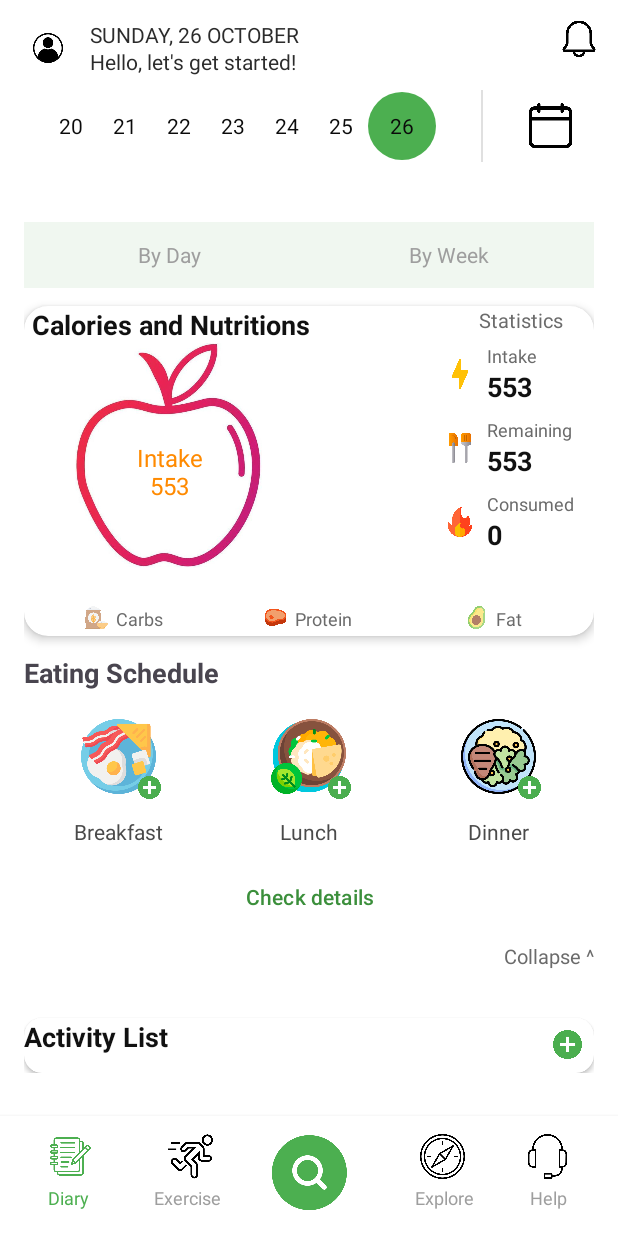
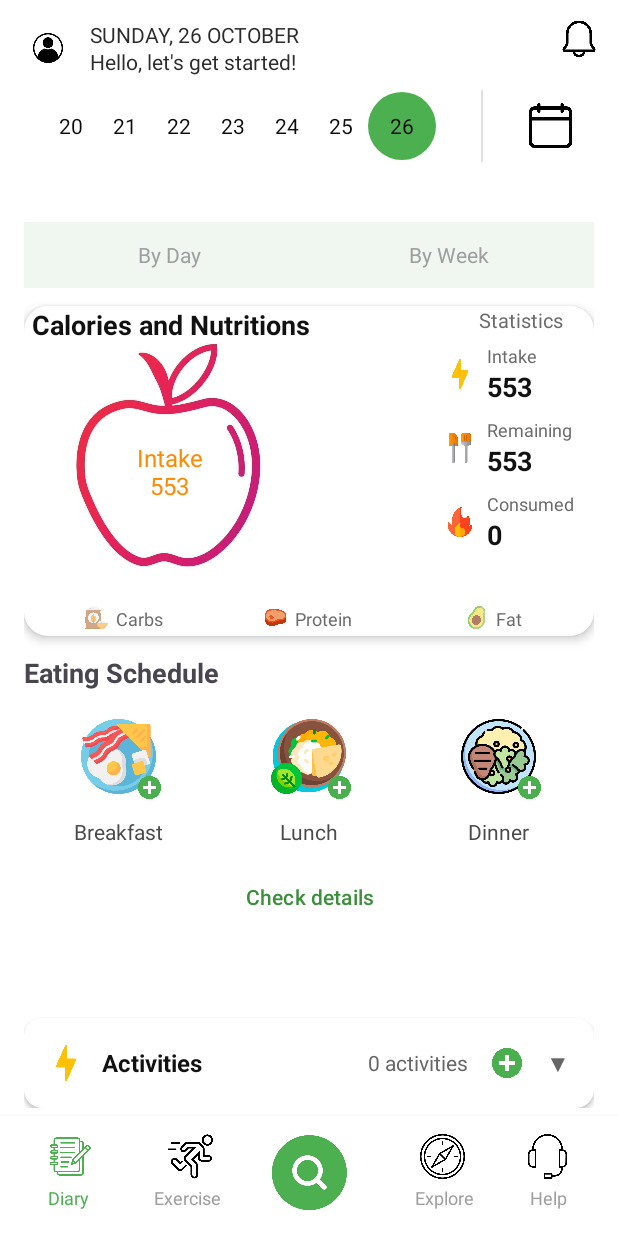
Before and after one commit to LanCute2212/FeAPP, an Android app: the screen it shows after launch (HomePageActivity), on a phone screen of 412 x 824 dp. Run offline under Robolectric (Android 15) with nearby library versions, the phone set to English and light mode, and no system bars.

Commit message:
update activity log

```diff
--- a/app/src/main/java/com/example/caloriesapp/FoodTrackingActivity.java
+++ b/app/src/main/java/com/example/caloriesapp/FoodTrackingActivity.java
@@ -2,8 +2,6 @@ package com.example.caloriesapp;
 
 import android.content.Intent;
 import android.os.Bundle;
-import android.view.View;
-import android.widget.ImageView;
 import android.widget.LinearLayout;
 import android.widget.TextView;
 import android.widget.Toast;
@@ -187,7 +185,8 @@ public class FoodTrackingActivity extends AppCompatActivity {
     updateNutritionSummary();
 
     // Show success message
-        Toast.makeText(this, "Added " + food.getName() + " to " + currentMealType, Toast.LENGTH_SHORT).show();
+    Toast.makeText(this, "Added " + food.getName() + " to " + currentMealType, Toast.LENGTH_SHORT)
+        .show();
   }
 
   private void updateNutritionSummary() {
--- a/app/src/main/java/com/example/caloriesapp/HomePageActivity.java
+++ b/app/src/main/java/com/example/caloriesapp/HomePageActivity.java
@@ -55,10 +55,16 @@ public class HomePageActivity extends AppCompatActivity {
       startActivity(intent);
     });
 
-    findViewById(R.id.add_activity).setOnClickListener(v -> {
-      Intent intent = new Intent(HomePageActivity.this, ListActivity.class);
-      startActivityForResult(intent, LIST_ACTIVITY_REQUEST_CODE);
-    });
+    setupCollapsibleActivityHeader();
+
+    // Setup add activity button
+    View addActivityButton = findViewById(R.id.add_activity);
+    if (addActivityButton != null) {
+      addActivityButton.setOnClickListener(v -> {
+        Intent intent = new Intent(HomePageActivity.this, ListActivity.class);
+        startActivityForResult(intent, LIST_ACTIVITY_REQUEST_CODE);
+      });
+    }
 
     findViewById(R.id.btn_xem_chi_tiet).setOnClickListener(v -> {
       Intent intent = new Intent(HomePageActivity.this, MealDetailsActivity.class);
@@ -95,7 +101,7 @@ public class HomePageActivity extends AppCompatActivity {
     if (requestCode == LIST_ACTIVITY_REQUEST_CODE && resultCode == RESULT_OK && data != null) {
       String activityName = data.getStringExtra("activity_name");
       String duration = data.getStringExtra("duration");
-      Double calories = (double) data.getIntExtra("calories", 0);
+      Double calories = data.getDoubleExtra("calories", 0);
       int iconResource = data.getIntExtra("icon_resource", R.drawable.ic_lightning);
       String intensity = data.getStringExtra("intensity");
       String distance = data.getStringExtra("distance");
@@ -125,6 +131,9 @@ public class HomePageActivity extends AppCompatActivity {
         Toast.makeText(this, "Added " + activityName + " to your activities", Toast.LENGTH_SHORT)
             .show();
       }
+
+      // Update summary stats after adding/updating activities
+      updateSummaryStats();
     }
   }
 
@@ -180,6 +189,8 @@ public class HomePageActivity extends AppCompatActivity {
       public void onSwiped(@NonNull RecyclerView.ViewHolder viewHolder, int direction) {
         int position = viewHolder.getAdapterPosition();
         activityAdapter.removeActivity(position);
+        // Update summary stats after removing activity
+        updateSummaryStats();
       }
     };
 
@@ -267,4 +278,76 @@ public class HomePageActivity extends AppCompatActivity {
       default: return "TODAY";
     }
   }
+
+  private void setupCollapsibleActivityHeader() {
+    View headerContainer = findViewById(R.id.activity_header_container);
+    View summaryStatsLayout = findViewById(R.id.summary_stats_layout);
+    RecyclerView activitiesRecyclerView = findViewById(R.id.activities_recycler_view);
+    TextView expandCollapseArrow = findViewById(R.id.expand_collapse_arrow);
+
+    final boolean[] isExpanded = {false};
+
+    if (headerContainer != null) {
+      headerContainer.setOnClickListener(v -> {
+        isExpanded[0] = !isExpanded[0];
+
+        if (isExpanded[0]) {
+          // Expand: show activities list and summary
+          if (activitiesRecyclerView != null) {
+            activitiesRecyclerView.setVisibility(View.VISIBLE);
+          }
+          if (expandCollapseArrow != null) {
+            expandCollapseArrow.setText("▲");
+          }
+          if (summaryStatsLayout != null) {
+            summaryStatsLayout.setVisibility(View.VISIBLE);
+          }
+        } else {
+          // Collapse: hide activities list and summary
+          if (activitiesRecyclerView != null) {
+            activitiesRecyclerView.setVisibility(View.GONE);
+          }
+          if (expandCollapseArrow != null) {
+            expandCollapseArrow.setText("▼");
+          }
+          if (summaryStatsLayout != null) {
+            summaryStatsLayout.setVisibility(View.GONE);
+          }
+        }
+      });
+    }
+
+    updateSummaryStats();
+  }
+
+  private void updateSummaryStats() {
+    TextView totalActivitiesCount = findViewById(R.id.total_activities_count);
+    TextView totalCalories = findViewById(R.id.total_calories);
+    TextView totalDuration = findViewById(R.id.total_duration);
+    TextView activitySummaryText = findViewById(R.id.activity_summary_text);
+
+    if (totalActivitiesCount == null || activityList == null) {
+      return;
+    }
+
+    int activityCount = activityList.size();
+    double totalCal = 0;
+    int totalMinutes = 0;
+
+    for (ActivityItem activity : activityList) {
+      totalCal += activity.getCalories();
+      String duration = activity.getDuration();
+      String durationNum = duration.replaceAll("\\D+", "");
+      if (!durationNum.isEmpty()) {
+        totalMinutes += Integer.parseInt(durationNum);
+      }
+    }
+
+    totalActivitiesCount.setText(String.valueOf(activityCount));
+    totalCalories.setText(String.format("%.0f", totalCal));
+    totalDuration.setText(totalMinutes + " min");
+    if (activitySummaryText != null) {
+      activitySummaryText.setText(activityCount + " activities");
+    }
+  }
 }
--- a/app/src/main/java/com/example/caloriesapp/ListActivity.java
+++ b/app/src/main/java/com/example/caloriesapp/ListActivity.java
@@ -31,7 +31,7 @@ import retrofit2.converter.gson.GsonConverterFactory;
 
 public class ListActivity extends AppCompatActivity {
     private ActivityAdapter activityAdapter;
-    private static final String BASE_URL = "http://10.0.2.2:8081/";
+    private static final String BASE_URL = "http://localhost:8081/";
     @Override
     protected void onCreate(Bundle savedInstanceState) {
         super.onCreate(savedInstanceState);
@@ -127,7 +127,7 @@ public class ListActivity extends AppCompatActivity {
                 if (response.isSuccessful() && response.body() != null) {
                     BaseResponse<ActivityLogResponse> baseResponse = response.body();
                     if (!baseResponse.isError() && baseResponse.getData() != null) {
-                        int caloriesBurned = baseResponse.getData().getCaloriesBurned();
+                        double caloriesBurned = baseResponse.getData().getCaloriesBurned();
                         Log.d("API", "Activity log created successfully. Calories burned: " + caloriesBurned);
 
                         updateActivityWithServerCalories(activity, duration, caloriesBurned, position);
@@ -252,6 +252,7 @@ public class ListActivity extends AppCompatActivity {
 
                 LogActivityRequest request = new LogActivityRequest();
                 request.setUserId(1);
+                request.setActivityId(position+1);
                 request.setDurationInMinutes(durationMinutes);
 
                 createActivityLog(request, durationMinutes, activity, position);
@@ -267,11 +268,11 @@ public class ListActivity extends AppCompatActivity {
         Log.d("DialogDebug", "Dialog shown successfully");
     }
 
-    private void updateActivityWithServerCalories(ActivityItem activity, int durationMinutes, int caloriesBurned, int position) {
+    private void updateActivityWithServerCalories(ActivityItem activity, int durationMinutes, double caloriesBurned, int position) {
         ActivityItem updatedActivity = new ActivityItem(
             activity.getName(),
             durationMinutes + " minutes",
-                (double) caloriesBurned,
+                 caloriesBurned,
             activity.getIconResource(),
             activity.getIntensity(),
             activity.getDistance(),
@@ -283,7 +284,7 @@ public class ListActivity extends AppCompatActivity {
         Intent resultIntent = new Intent();
         resultIntent.putExtra("activity_name", updatedActivity.getName());
         resultIntent.putExtra("duration", updatedActivity.getDuration());
-        resultIntent.putExtra("calories", updatedActivity.getCalories());
+        resultIntent.putExtra("calories", updatedActivity.getCalories().doubleValue());
         resultIntent.putExtra("icon_resource", updatedActivity.getIconResource());
         resultIntent.putExtra("intensity", updatedActivity.getIntensity());
         resultIntent.putExtra("distance", updatedActivity.getDistance());
@@ -314,7 +315,7 @@ public class ListActivity extends AppCompatActivity {
         Intent resultIntent = new Intent();
         resultIntent.putExtra("activity_name", updatedActivity.getName());
         resultIntent.putExtra("duration", updatedActivity.getDuration());
-        resultIntent.putExtra("calories", updatedActivity.getCalories());
+        resultIntent.putExtra("calories", updatedActivity.getCalories().doubleValue());
         resultIntent.putExtra("icon_resource", updatedActivity.getIconResource());
         resultIntent.putExtra("intensity", updatedActivity.getIntensity());
         resultIntent.putExtra("distance", updatedActivity.getDistance());
--- a/app/src/main/java/com/example/caloriesapp/MealDetailsActivity.java
+++ b/app/src/main/java/com/example/caloriesapp/MealDetailsActivity.java
@@ -2,7 +2,6 @@ package com.example.caloriesapp;
 
 import android.os.Bundle;
 import android.view.View;
-import android.widget.ImageView;
 import android.widget.TextView;
 import android.widget.Toast;
 import androidx.appcompat.app.AppCompatActivity;
--- a/app/src/main/java/com/example/caloriesapp/dto/response/ActivityLogResponse.java
+++ b/app/src/main/java/com/example/caloriesapp/dto/response/ActivityLogResponse.java
@@ -9,7 +9,7 @@ public class ActivityLogResponse {
     private int logId;
     private int durationMinutes;
     private String logDate;
-    private int caloriesBurned;
+    private double caloriesBurned;
 
     public ActivityDto getActivityDto() {
         return activityDto;
@@ -51,11 +51,11 @@ public class ActivityLogResponse {
         this.logDate = logDate;
     }
 
-    public int getCaloriesBurned() {
+    public double getCaloriesBurned() {
         return caloriesBurned;
     }
 
-    public void setCaloriesBurned(int caloriesBurned) {
+    public void setCaloriesBurned(double caloriesBurned) {
         this.caloriesBurned = caloriesBurned;
     }
 }
--- a/app/src/main/java/com/example/caloriesapp/model/ActivityItem.java
+++ b/app/src/main/java/com/example/caloriesapp/model/ActivityItem.java
@@ -83,6 +83,7 @@ public class ActivityItem {
   }
 
   public String getSummary() {
-    return duration + " • " + calories + " kcal";
+    String caloriesFormatted = String.format("%.1f", calories != null ? calories : 0);
+    return duration + " • " + caloriesFormatted + " kcal";
   }
 }
--- a/app/src/main/res/layout/activity_homepage.xml
+++ b/app/src/main/res/layout/activity_homepage.xml
@@ -480,7 +480,6 @@
             android:id="@+id/collapse"
             android:layout_width="wrap_content"
             android:layout_height="wrap_content"
-            android:text="Collapse ^"
             android:textColor="#6B6B6B"
             android:textSize="13sp"
             app:layout_constraintTop_toBottomOf="@id/btn_xem_chi_tiet"
@@ -512,48 +511,28 @@
             app:cardElevation="2dp"
             app:layout_constraintTop_toBottomOf="@id/quick_add_row"
             app:layout_constraintStart_toStartOf="parent"
-            app:layout_constraintEnd_toEndOf="parent"
-            android:padding="16dp">
+            app:layout_constraintEnd_toEndOf="parent">
 
-            <androidx.constraintlayout.widget.ConstraintLayout
+            <LinearLayout
                 android:layout_width="match_parent"
-                android:layout_height="wrap_content">
+                android:layout_height="wrap_content"
+                android:orientation="vertical">
 
-                <TextView
-                    android:id="@+id/title_activity_list"
-                    android:layout_width="wrap_content"
-                    android:layout_height="wrap_content"
-                    android:text="Activity List"
-                    android:textSize="18sp"
-                    android:textStyle="bold"
-                    android:textColor="#111111"
-                    app:layout_constraintTop_toTopOf="parent"
-                    app:layout_constraintStart_toStartOf="parent"/>
+                <!-- Include the collapsible header -->
+                <include
+                    android:id="@+id/activity_header"
+                    layout="@layout/activity_summary_header"/>
 
-                <ImageView
-                    android:id="@+id/add_activity"
-                    android:layout_width="35dp"
-                    android:layout_height="35dp"
-                    android:src="@drawable/ic_add"
-                    android:contentDescription="Add activity"
-                    android:background="?android:attr/selectableItemBackground"
-                    android:padding="8dp"
-                    app:layout_constraintTop_toTopOf="parent"
-                    app:layout_constraintEnd_toEndOf="parent"/>
-
-
-                <!-- RecyclerView for Activities -->
+                <!-- RecyclerView for Activities (initially hidden) -->
                 <androidx.recyclerview.widget.RecyclerView
                     android:id="@+id/activities_recycler_view"
-                    android:layout_width="0dp"
+                    android:layout_width="match_parent"
                     android:layout_height="wrap_content"
-                    android:layout_marginTop="12dp"
-                    app:layout_constraintTop_toBottomOf="@id/title_activity_list"
-                    app:layout_constraintStart_toStartOf="parent"
-                    app:layout_constraintEnd_toEndOf="parent"
+                    android:padding="16dp"
+                    android:visibility="gone"
                     android:nestedScrollingEnabled="false"/>
 
-            </androidx.constraintlayout.widget.ConstraintLayout>
+            </LinearLayout>
 
         </androidx.cardview.widget.CardView>
 
--- /dev/null
+++ b/app/src/main/res/layout/activity_summary_header.xml
@@ -0,0 +1,147 @@
+<?xml version="1.0" encoding="utf-8"?>
+<LinearLayout xmlns:android="http://schemas.android.com/apk/res/android"
+    android:layout_width="match_parent"
+    android:layout_height="wrap_content"
+    android:orientation="vertical">
+
+    <LinearLayout
+        android:id="@+id/activity_header_container"
+        android:layout_width="match_parent"
+        android:layout_height="wrap_content"
+        android:orientation="horizontal"
+        android:gravity="center_vertical"
+        android:padding="16dp"
+        android:clickable="true"
+        android:focusable="true"
+        android:background="?android:attr/selectableItemBackground">
+
+        <ImageView
+            android:id="@+id/activity_header_icon"
+            android:layout_width="24dp"
+            android:layout_height="24dp"
+            android:src="@drawable/ic_lightning"
+            android:contentDescription="activities icon"/>
+
+        <TextView
+            android:id="@+id/activity_header_title"
+            android:layout_width="0dp"
+            android:layout_height="wrap_content"
+            android:layout_weight="1"
+            android:text="Activities"
+            android:textSize="16sp"
+            android:textStyle="bold"
+            android:textColor="#111111"
+            android:layout_marginStart="12dp"/>
+
+        <TextView
+            android:id="@+id/activity_summary_text"
+            android:layout_width="wrap_content"
+            android:layout_height="wrap_content"
+            android:text="0 activities"
+            android:textSize="14sp"
+            android:textColor="#666666"/>
+
+        <ImageView
+            android:id="@+id/add_activity"
+            android:layout_width="28dp"
+            android:layout_height="28dp"
+            android:src="@drawable/ic_add"
+            android:contentDescription="Add activity"
+            android:layout_marginStart="12dp"
+            android:background="?android:attr/selectableItemBackground"
+            android:padding="4dp"/>
+
+        <TextView
+            android:id="@+id/expand_collapse_arrow"
+            android:layout_width="wrap_content"
+            android:layout_height="wrap_content"
+            android:text="▼"
+            android:textSize="16sp"
+            android:textColor="#666666"
+            android:layout_marginStart="12dp"/>
+    </LinearLayout>
+
+    <!-- Summary Stats -->
+    <LinearLayout
+        android:id="@+id/summary_stats_layout"
+        android:layout_width="match_parent"
+        android:layout_height="wrap_content"
+        android:orientation="horizontal"
+        android:background="#F8F9FA"
+        android:padding="12dp"
+        android:visibility="gone">
+
+        <LinearLayout
+            android:layout_width="0dp"
+            android:layout_weight="1"
+            android:layout_height="wrap_content"
+            android:orientation="vertical"
+            android:gravity="center">
+
+            <TextView
+                android:id="@+id/total_activities_count"
+                android:layout_width="wrap_content"
+                android:layout_height="wrap_content"
+                android:text="0"
+                android:textSize="24sp"
+                android:textStyle="bold"
+                android:textColor="#4CAF50"/>
+
+            <TextView
+                android:layout_width="wrap_content"
+                android:layout_height="wrap_content"
+                android:text="Activities"
+                android:textSize="12sp"
+                android:textColor="#666666"/>
+        </LinearLayout>
+
+        <LinearLayout
+            android:layout_width="0dp"
+            android:layout_weight="1"
+            android:layout_height="wrap_content"
+            android:orientation="vertical"
+            android:gravity="center">
+
+            <TextView
+                android:id="@+id/total_calories"
+                android:layout_width="wrap_content"
+                android:layout_height="wrap_content"
+                android:text="0"
+                android:textSize="24sp"
+                android:textStyle="bold"
+                android:textColor="#FF8A00"/>
+
+            <TextView
+                android:layout_width="wrap_content"
+                android:layout_height="wrap_content"
+                android:text="kcal"
+                android:textSize="12sp"
+                android:textColor="#666666"/>
+        </LinearLayout>
+
+        <LinearLayout
+            android:layout_width="0dp"
+            android:layout_weight="1"
+            android:layout_height="wrap_content"
+            android:orientation="vertical"
+            android:gravity="center">
+
+            <TextView
+                android:id="@+id/total_duration"
+                android:layout_width="wrap_content"
+                android:layout_height="wrap_content"
+                android:text="0 min"
+                android:textSize="24sp"
+                android:textStyle="bold"
+                android:textColor="#2196F3"/>
+
+            <TextView
+                android:layout_width="wrap_content"
+                android:layout_height="wrap_content"
+                android:text="Duration"
+                android:textSize="12sp"
+                android:textColor="#666666"/>
+        </LinearLayout>
+    </LinearLayout>
+
+</LinearLayout>
```
Also changed, not shown: app/src/main/java/com/example/caloriesapp/adapter/MealDetailAdapter.java (line endings or trailing spaces), app/src/main/java/com/example/caloriesapp/util/MealDataManager.java (line endings or trailing spaces), app/src/main/res/layout/activity_meal_details.xml (line endings or trailing spaces), app/src/main/res/layout/item_meal_detail.xml (line endings or trailing spaces). Lines whose indentation alone changed are shown as unchanged.
